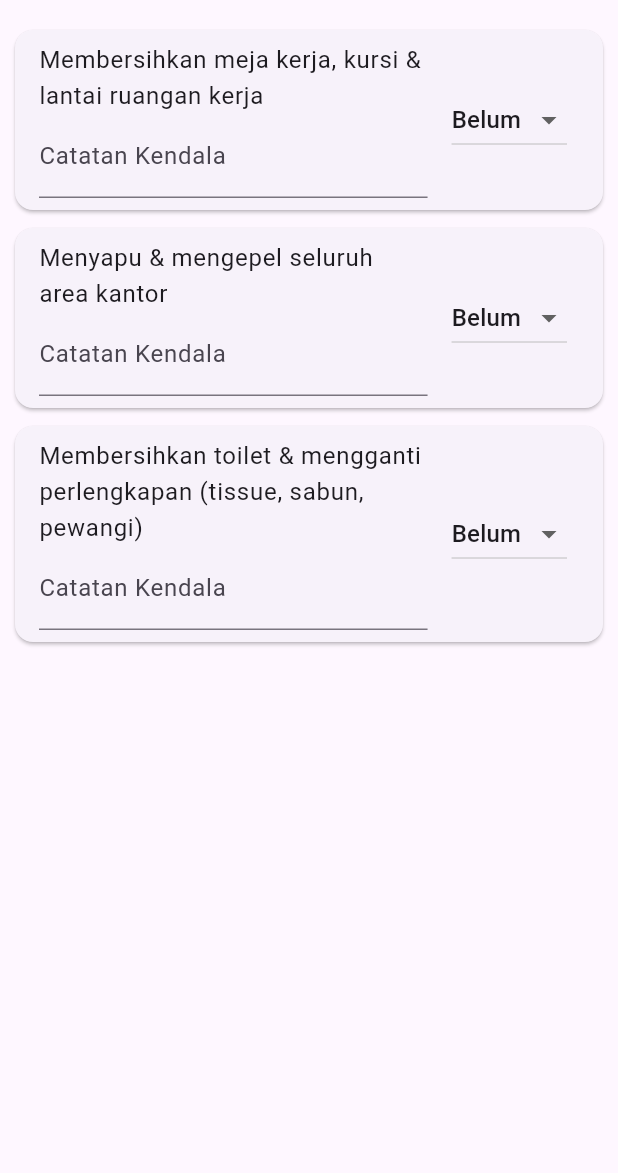
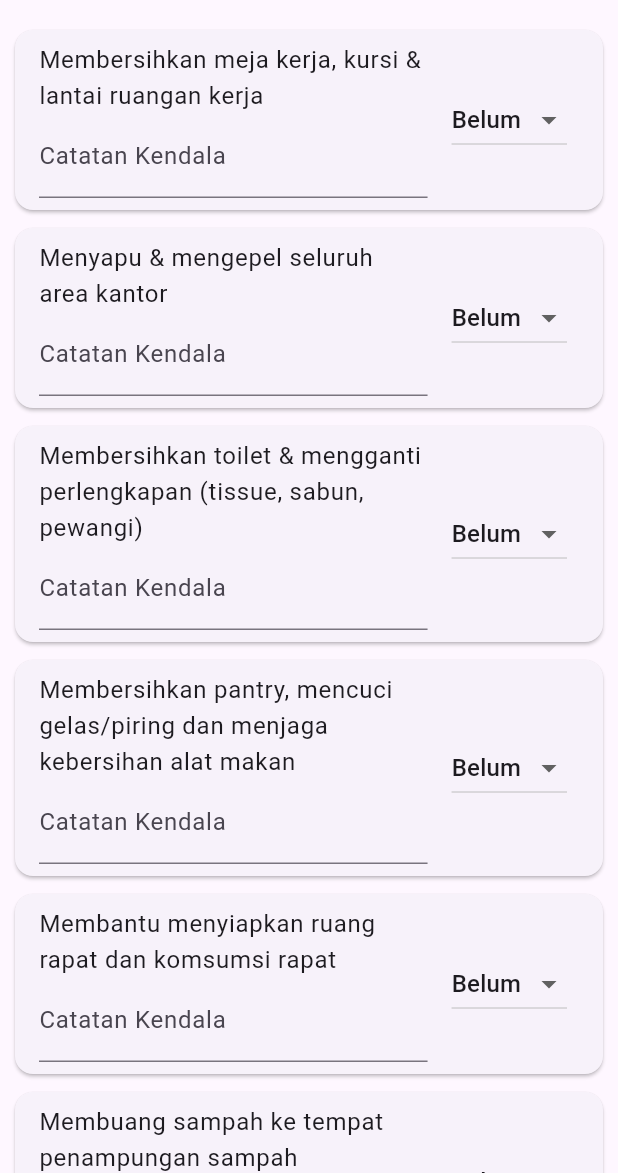
Before and after one commit to ijpcposco-a11y/checklistOBIJPC, a Flutter app: the ChecklistPage screen opened directly, on a phone screen of 412 x 824 dp, the part 63-1236 px from its top. Run offline on Flutter 3.47's test engine with Material 3 defaults, Android fonts, the light colour scheme and no system bars; our stand-ins replace permission_handler, shared_preferences, sqflite; missing offline and left inert: excel; accounts and stored records are empty.

Commit message:
Update checklist_page.dart

```diff
--- a/lib/checklist_page.dart
+++ b/lib/checklist_page.dart
@@ -19,6 +19,10 @@ class _ChecklistPageState extends State<ChecklistPage> {
     {'nama': 'Membersihkan meja kerja, kursi & lantai ruangan kerja', 'status': 'Belum', 'note': ''},
     {'nama': 'Menyapu & mengepel seluruh area kantor', 'status': 'Belum', 'note': ''},
     {'nama': 'Membersihkan toilet & mengganti perlengkapan (tissue, sabun, pewangi)', 'status': 'Belum', 'note': ''},
+    {'nama': 'Membersihkan pantry, mencuci gelas/piring dan menjaga kebersihan alat makan', 'status': 'Belum', 'note': ''},
+    {'nama': 'Membantu menyiapkan ruang rapat dan komsumsi rapat', 'status': 'Belum', 'note': ''},
+    {'nama': 'Membuang sampah ke tempat penampungan sampah', 'status': 'Belum', 'note': ''},
+    {'nama': 'Menjaga ketersediaanperlengkapan kebersihan(sabun, tisu, pewangi, pel, sapu, dll)', 'status': 'Belum', 'note': ''},
   ];
 
   @override
```
